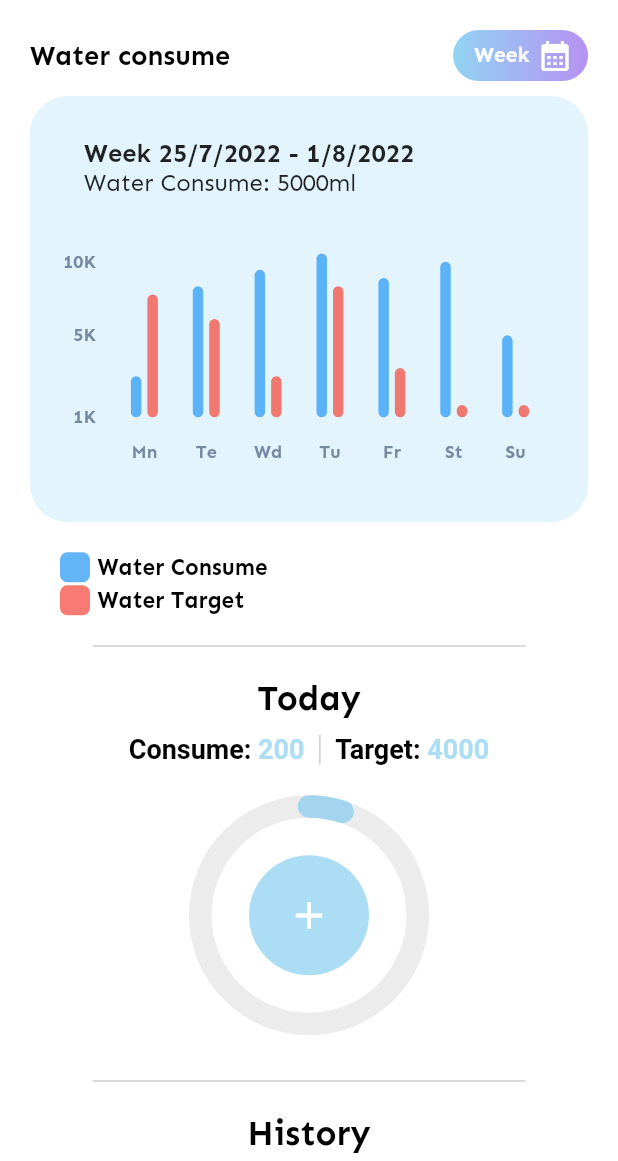
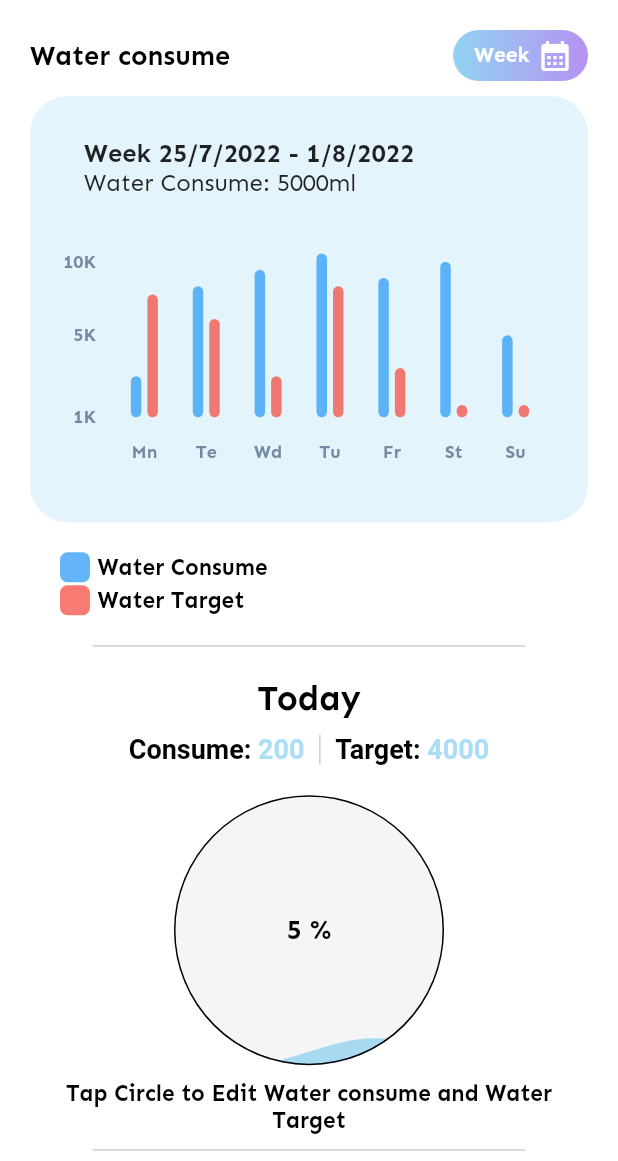
Before and after one commit to nguyenminhhung2011/GHealth, a Flutter app: the DailyWaterScreen screen opened directly, on a phone screen of 412 x 824 dp, the part 75-1236 px from its top. Run offline on Flutter 3.47's test engine with Material 2 defaults, Android fonts, the phone set to English and light mode, and no system bars; drawn by our look-alikes of fl_chart, percent_indicator; our stand-ins replace animated_bottom_navigation_bar, circular_countdown_timer, cloud_firestore, dotted_line, firebase_auth, firebase_core and 10 more; missing offline and left inert: time_chart; accounts and stored records are empty.

Commit message:
add circle animation in daily water screen

```diff
--- a/lib/apps/pages/list_plan_screen/daily_water_screen.dart
+++ b/lib/apps/pages/list_plan_screen/daily_water_screen.dart
@@ -5,6 +5,7 @@ import 'package:gold_health/apps/controls/dailyPlanController/dailyWaterControll
 import 'package:gold_health/apps/pages/list_plan_screen/selectAmountFood.dart';
 import 'package:gold_health/apps/pages/list_plan_screen/widgets/WaterConsumeCard.dart';
 import 'package:gold_health/apps/pages/list_plan_screen/widgets/showDialogEditWater.dart';
+import 'package:liquid_progress_indicator/liquid_progress_indicator.dart';
 import 'package:percent_indicator/circular_percent_indicator.dart';
 
 import '../../global_widgets/list_chart/ColumnChart2Column.dart';
@@ -210,31 +211,9 @@ class DailyWaterScreen extends StatelessWidget {
                 ],
               ),
             ),
+            const SizedBox(height: 20),
             Obx(
-              () => Center(
-                  child: SizedBox(
-                height: 200,
-                width: 100,
-                child: CircularPercentIndicator(
-                  animateFromLastPercent: true,
-                  animationDuration: 2000,
-                  radius: 80,
-                  lineWidth: 15.0,
-                  percent: (_controller.waterConsume.value <
-                          _controller.waterTarget.value)
-                      ? (_controller.waterConsume.value /
-                          _controller.waterTarget.value)
-                      : 1,
-                  backgroundColor: Colors.grey.withOpacity(0.2),
-                  progressColor: (_controller.waterConsume.value <
-                          _controller.waterTarget.value)
-                      ? AppColors.primaryColor1
-                      : Colors.green.withOpacity(0.7),
-                  circularStrokeCap: CircularStrokeCap.round,
-                  center: Padding(
-                    padding: const EdgeInsets.all(10),
-                    child: InkWell(
-                      radius: 80,
+              () => InkWell(
                 onTap: () async {
                   int targetValue = _controller.waterTarget.value;
                   int consumeValue = _controller.waterConsume.value;
@@ -255,20 +234,70 @@ class DailyWaterScreen extends StatelessWidget {
                   }
                 },
                 child: Container(
-                        alignment: Alignment.center,
-                        decoration: const BoxDecoration(
-                          shape: BoxShape.circle,
-                          color: AppColors.primaryColor1,
+                  height: 180.0,
+                  width: 180.0,
+                  child: LiquidCircularProgressIndicator(
+                    value: (_controller.waterConsume.value <
+                            _controller.waterTarget.value)
+                        ? (_controller.waterConsume.value /
+                            _controller.waterTarget.value)
+                        : 1,
+                    valueColor: AlwaysStoppedAnimation(
+                        (_controller.waterConsume.value <
+                                _controller.waterTarget.value)
+                            ? AppColors.primaryColor1
+                            : Colors.green.withOpacity(0.6)),
+                    backgroundColor: Colors.grey.withOpacity(0.1),
+                    borderWidth: 1.0,
+                    borderColor: Colors.black,
+                    direction: Axis.vertical,
+                    center: (_controller.waterConsume.value <
+                            _controller.waterTarget.value)
+                        ? Text(
+                            '${((_controller.waterConsume.value / _controller.waterTarget.value) * 100).round()} \%',
+                            style: const TextStyle(
+                              color: Colors.black,
+                              fontWeight: FontWeight.bold,
+                              fontSize: 18,
                             ),
-                        child: const Icon(Icons.add,
-                            color: Colors.white, size: 30.0),
+                          )
+                        : Row(
+                            mainAxisAlignment: MainAxisAlignment.center,
+                            children: const [
+                              Icon(Icons.check_circle, color: Colors.green),
+                              SizedBox(width: 4),
+                              Text(
+                                'Success',
+                                style: TextStyle(
+                                  color: Colors.green,
+                                  fontWeight: FontWeight.bold,
+                                  fontSize: 17,
+                                ),
+                              )
+                            ],
                           ),
                   ),
                 ),
               ),
-              )),
             ),
             const SizedBox(height: 10),
+            const Padding(
+              padding: EdgeInsets.symmetric(horizontal: 20),
+              child: Align(
+                alignment: Alignment.center,
+                child: Text(
+                  'Tap Circle to Edit Water consume and Water Target',
+                  textAlign: TextAlign.center,
+                  style: TextStyle(
+                    color: Colors.black,
+                    fontWeight: FontWeight.bold,
+                    fontSize: 15,
+                  ),
+                ),
+              ),
+            ),
+            const SizedBox(height: 10),
+
             Align(
               alignment: Alignment.center,
               child: Container(
@@ -396,4 +425,16 @@ class DailyWaterScreen extends StatelessWidget {
       },
     );
   }
+
+  Path _buildHeartPath() {
+    return Path()
+      ..moveTo(55, 15)
+      ..cubicTo(55, 12, 50, 0, 30, 0)
+      ..cubicTo(0, 0, 0, 37.5, 0, 37.5)
+      ..cubicTo(0, 55, 20, 77, 55, 95)
+      ..cubicTo(90, 77, 110, 55, 110, 37.5)
+      ..cubicTo(110, 37.5, 110, 0, 80, 0)
+      ..cubicTo(65, 0, 55, 12, 55, 15)
+      ..close();
   }
+}
--- a/pubspec.yaml
+++ b/pubspec.yaml
@@ -58,6 +58,8 @@ dependencies:
   video_player: ^2.4.5
   youtube_player_flutter: ^8.1.0
   syncfusion_flutter_calendar: ^20.2.40
+  liquid_progress_indicator: ^0.4.0
+
 
 
 
```
Also changed, not shown: pubspec.lock. Lines whose indentation alone changed are shown as unchanged.
